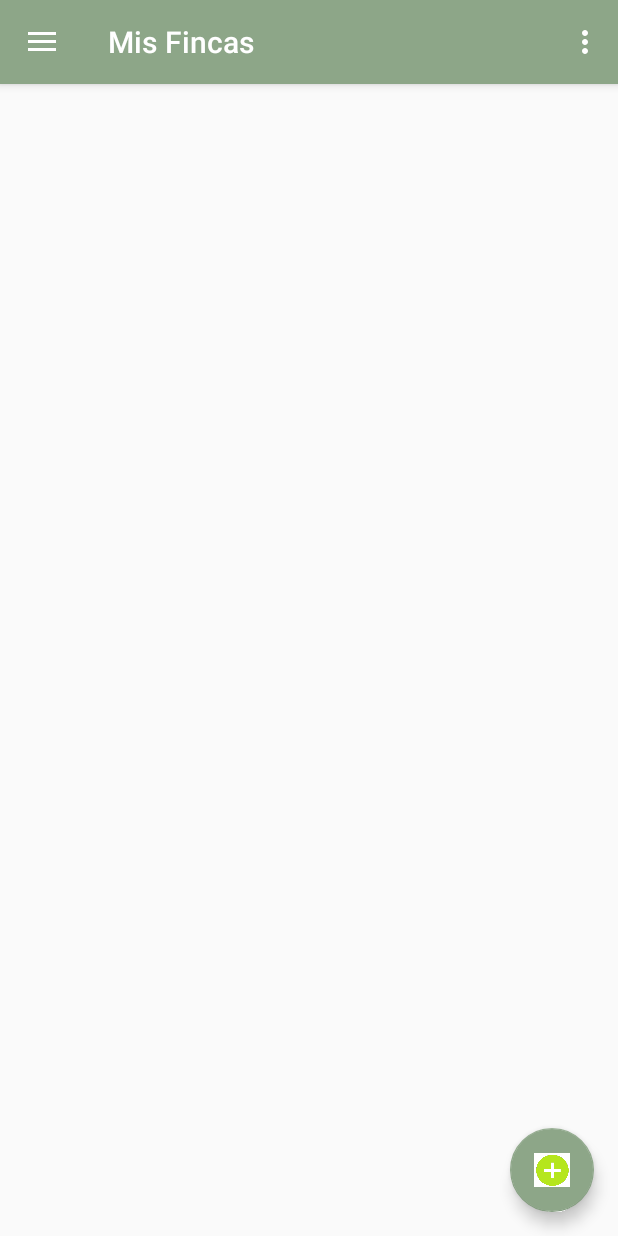
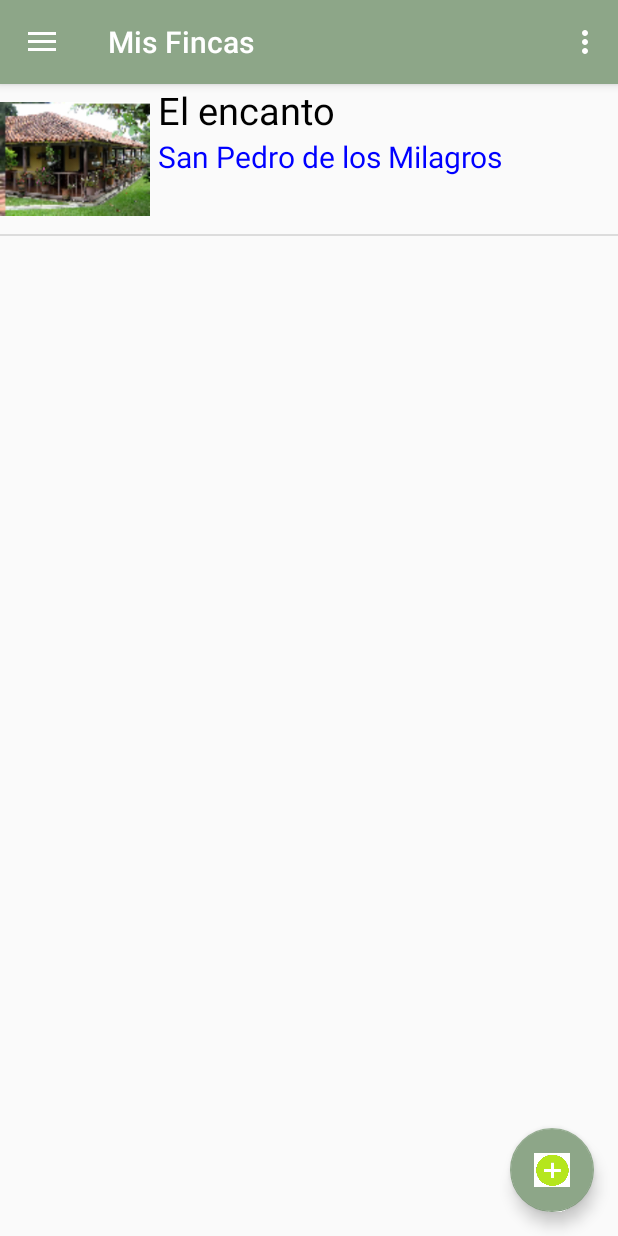
Before and after one commit to juanesteban1403/ControlGanadero, an Android app: the FincasActivity screen opened directly, with no data from a screen before it, on a phone screen of 412 x 824 dp. Run offline under Robolectric (Android 15) with nearby library versions, the phone set to English and light mode, and no system bars.

Commit message:
Se crea Mi finca Activity y Listas fincas

```diff
--- a/app/build.gradle
+++ b/app/build.gradle
@@ -27,5 +27,6 @@ dependencies {
     compile 'com.android.support:appcompat-v7:25.3.1'
     compile 'com.android.support.constraint:constraint-layout:1.0.2'
     compile 'com.android.support:design:25.3.1'
+    compile 'com.facebook.android:facebook-android-sdk:[4,5)'
     testCompile 'junit:junit:4.12'
 }
--- a/app/src/main/java/com/proyecto/afinal/controlganadero/FincasActivity.java
+++ b/app/src/main/java/com/proyecto/afinal/controlganadero/FincasActivity.java
@@ -1,9 +1,15 @@
 package com.proyecto.afinal.controlganadero;
 
+import android.content.Context;
 import android.content.Intent;
 import android.os.Bundle;
+import android.support.annotation.NonNull;
+import android.support.annotation.Nullable;
 import android.support.design.widget.FloatingActionButton;
 import android.support.design.widget.Snackbar;
+
+import android.support.v7.widget.RecyclerView;
+import android.view.LayoutInflater;
 import android.view.View;
 import android.support.design.widget.NavigationView;
 import android.support.v4.view.GravityCompat;
@@ -13,9 +19,23 @@ import android.support.v7.app.AppCompatActivity;
 import android.support.v7.widget.Toolbar;
 import android.view.Menu;
 import android.view.MenuItem;
+import android.view.ViewGroup;
+import android.widget.Adapter;
+import android.widget.AdapterView;
+import android.widget.ArrayAdapter;
+import android.widget.ImageView;
+import android.widget.ListView;
+import android.widget.TextView;
+
+import org.w3c.dom.Text;
 
 public class FincasActivity extends AppCompatActivity
         implements NavigationView.OnNavigationItemSelectedListener {
+    Lista_Fincas[] datos =new Lista_Fincas[]{
+        new Lista_Fincas(R.drawable.finca1,"El encanto","San Pedro de los Milagros")
+    };
+    ListView lista;
+
 
     @Override
     protected void onCreate(Bundle savedInstanceState) {
@@ -23,6 +43,7 @@ public class FincasActivity extends AppCompatActivity
         setContentView(R.layout.activity_fincas);
         Toolbar toolbar = (Toolbar) findViewById(R.id.toolbar);
         setSupportActionBar(toolbar);
+
 
         FloatingActionButton fab = (FloatingActionButton) findViewById(R.id.fab);
         fab.setOnClickListener(new View.OnClickListener() {
@@ -34,6 +55,22 @@ public class FincasActivity extends AppCompatActivity
                 startActivity(intent);
             }
         });
+        lista= (ListView)findViewById(R.id.listfincas);
+        Adapter adapter=new Adapter(this,datos);
+        lista.setAdapter(adapter);
+        lista.setOnItemClickListener(new AdapterView.OnItemClickListener() {
+            @Override
+            public void onItemClick(AdapterView<?> parent, View view, int position, long id) {
+                String opcion=((Lista_Fincas)parent.getItemAtPosition(position)).getNombre();
+                if(((Lista_Fincas)parent.getItemAtPosition(position)).getNombre()=="El encanto"){
+                    Intent intent;
+                    intent= new Intent(FincasActivity.this,MiFincaActivity.class);
+
+                }
+            }
+        });
+
+
 
         DrawerLayout drawer = (DrawerLayout) findViewById(R.id.drawer_layout);
         ActionBarDrawerToggle toggle = new ActionBarDrawerToggle(
@@ -106,4 +143,26 @@ public class FincasActivity extends AppCompatActivity
         drawer.closeDrawer(GravityCompat.START);
         return true;
     }
+
+    class Adapter extends ArrayAdapter<Lista_Fincas> {
+        public Adapter(Context context, Lista_Fincas[] datos) {
+            super(context, R.layout.list_notificaciones, datos);
+        }
+
+        public View getView(int position, @Nullable View convertView, @NonNull ViewGroup parent){
+            LayoutInflater inflater =LayoutInflater.from(getContext());
+            View item=inflater.inflate(R.layout.list_notificaciones,null);
+            ImageView imageView=(ImageView)item.findViewById(R.id.imagen);
+            TextView nombre =(TextView)item.findViewById(R.id.tNombre);
+            TextView ubicacion= (TextView)item.findViewById(R.id.tUbicacion);
+            imageView.setImageResource(datos[position].getId_imagen());
+            nombre.setText(datos[position].getNombre());
+            ubicacion.setText(datos[position].getUbicacion());
+            return item;
+
+        }
+
+    }
+
+
 }
--- /dev/null
+++ b/app/src/main/java/com/proyecto/afinal/controlganadero/Lista_Fincas.java
@@ -0,0 +1,41 @@
+package com.proyecto.afinal.controlganadero;
+
+/**
+ * Created by Juan on 26/04/2017.
+ */
+
+public class Lista_Fincas {
+    int id_imagen;
+    String nombre;
+    String ubicacion;
+
+    public Lista_Fincas(int id_imagen, String nombre, String ubicacion) {
+        this.id_imagen = id_imagen;
+        this.nombre = nombre;
+        this.ubicacion = ubicacion;
+    }
+
+    public int getId_imagen() {
+        return id_imagen;
+    }
+
+    public void setId_imagen(int id_imagen) {
+        this.id_imagen = id_imagen;
+    }
+
+    public String getNombre() {
+        return nombre;
+    }
+
+    public void setNombre(String nombre) {
+        this.nombre = nombre;
+    }
+
+    public String getUbicacion() {
+        return ubicacion;
+    }
+
+    public void setUbicacion(String ubicacion) {
+        this.ubicacion = ubicacion;
+    }
+}
--- a/app/src/main/java/com/proyecto/afinal/controlganadero/LoginActivity.java
+++ b/app/src/main/java/com/proyecto/afinal/controlganadero/LoginActivity.java
@@ -8,6 +8,7 @@ import android.view.View;
 import android.widget.Button;
 import android.widget.EditText;
 import android.widget.Toast;
+import com.facebook.FacebookSdk;
 
 public class LoginActivity extends AppCompatActivity {
     Button registro,login;
--- a/app/src/main/res/layout/list_notificaciones.xml
+++ b/app/src/main/res/layout/list_notificaciones.xml
@@ -8,7 +8,8 @@
   <ImageView
       android:layout_width="100dp"
       android:layout_height="100dp"
-      android:src="@drawable/secado"/>
+      android:src="@drawable/secado"
+      android:id="@+id/imagen"/>
     <LinearLayout
         android:layout_width="match_parent"
         android:layout_height="match_parent"
@@ -20,7 +21,7 @@
             android:textSize="25dp"
             android:text="hola"
             android:textColor="@color/black"
-            android:id="@+id/tLibro"
+            android:id="@+id/tNombre"
             />
         <TextView
             android:layout_width="match_parent"
@@ -28,7 +29,7 @@
             android:textSize="20dp"
             android:text="hola"
             android:textColor="@color/blue"
-            android:id="@+id/tAutor"
+            android:id="@+id/tUbicacion"
             />
 
     </LinearLayout>
--- a/app/src/main/res/values/strings.xml
+++ b/app/src/main/res/values/strings.xml
@@ -18,4 +18,5 @@
     <string name="action_settings">Settings</string>
     <string name="title_activity_perfil">PerfilActivity</string>
     <string name="title_activity_fincas">FincasActivity</string>
+    <string name="facebook_app_id">609088145967360</string>
 </resources>
```
Also changed, not shown: app/src/main/AndroidManifest.xml (+6 -1 lines), app/src/main/java/com/proyecto/afinal/controlganadero/MiFincaActivity.java (added, +13 -0 lines), app/src/main/res/layout/activity_mi_finca.xml (added, +9 -0 lines), app/src/main/res/drawable/finca1.png (added).
